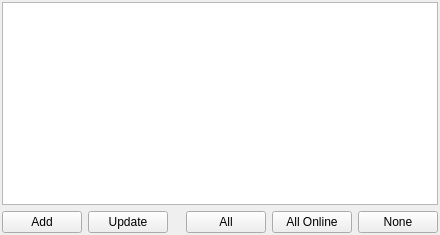
The window that branches/dev_metacontacts/src/plugins/messagewidgets/receiverswidget.ui (vacuum-im/vacuum-im) describes before a commit, drawn with Qt 5.
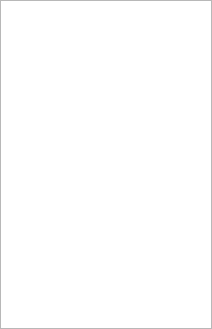
The same window after the commit.

Patch:
```diff
--- a/branches/dev_metacontacts/src/plugins/messagewidgets/receiverswidget.ui
+++ b/branches/dev_metacontacts/src/plugins/messagewidgets/receiverswidget.ui
@@ -6,73 +6,39 @@
    <rect>
     <x>0</x>
     <y>0</y>
-    <width>440</width>
-    <height>235</height>
+    <width>212</width>
+    <height>329</height>
    </rect>
   </property>
-  <layout class="QVBoxLayout">
+  <layout class="QVBoxLayout" name="verticalLayout">
    <property name="margin">
-    <number>2</number>
+    <number>0</number>
    </property>
    <item>
-    <widget class="QTreeWidget" name="trwReceivers">
-     <property name="columnCount">
-      <number>0</number>
+    <widget class="QTreeView" name="trvReceivers">
+     <property name="contextMenuPolicy">
+      <enum>Qt::CustomContextMenu</enum>
      </property>
+     <property name="editTriggers">
+      <set>QAbstractItemView::NoEditTriggers</set>
+     </property>
+     <property name="indentation">
+      <number>10</number>
+     </property>
+     <property name="rootIsDecorated">
+      <bool>false</bool>
+     </property>
+     <property name="sortingEnabled">
+      <bool>true</bool>
+     </property>
+     <property name="allColumnsShowFocus">
+      <bool>true</bool>
+     </property>
+     <attribute name="headerVisible">
+      <bool>false</bool>
+     </attribute>
     </widget>
    </item>
-   <item>
-    <layout class="QHBoxLayout">
-     <item>
-      <widget class="QPushButton" name="pbtAdd">
-       <property name="text">
-        <string>Add</string>
-       </property>
-      </widget>
-     </item>
-     <item>
-      <widget class="QPushButton" name="pbtUpdate">
-       <property name="text">
-        <string>Update</string>
-       </property>
-      </widget>
-     </item>
-     <item>
-      <spacer>
-       <property name="orientation">
-        <enum>Qt::Horizontal</enum>
-       </property>
-       <property name="sizeHint" stdset="0">
-        <size>
-         <width>40</width>
-         <height>20</height>
-        </size>
-       </property>
-      </spacer>
-     </item>
-     <item>
-      <widget class="QPushButton" name="pbtSelectAll">
-       <property name="text">
-        <string>All</string>
-       </property>
-      </widget>
-     </item>
-     <item>
-      <widget class="QPushButton" name="pbtSelectAllOnLine">
-       <property name="text">
-        <string>All Online</string>
-       </property>
-      </widget>
-     </item>
-     <item>
-      <widget class="QPushButton" name="pbtSelectNone">
-       <property name="text">
-        <string>None</string>
-       </property>
-      </widget>
-     </item>
-    </layout>
-   </item>
   </layout>
  </widget>
  <layoutdefault spacing="6" margin="11"/>
```
